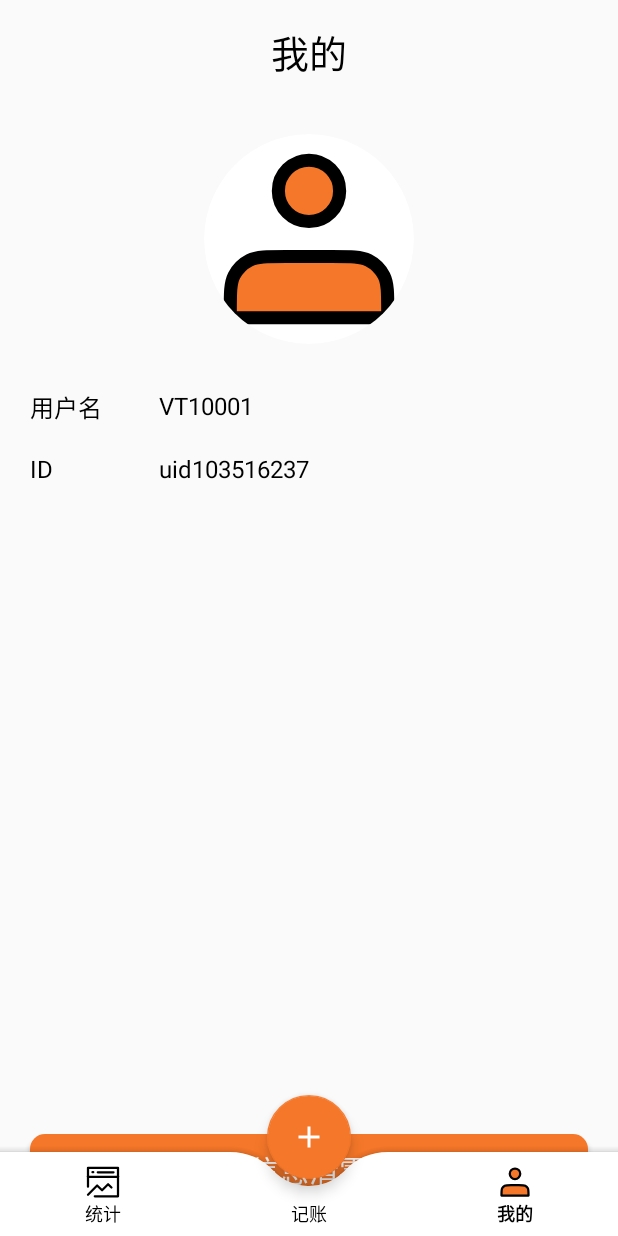
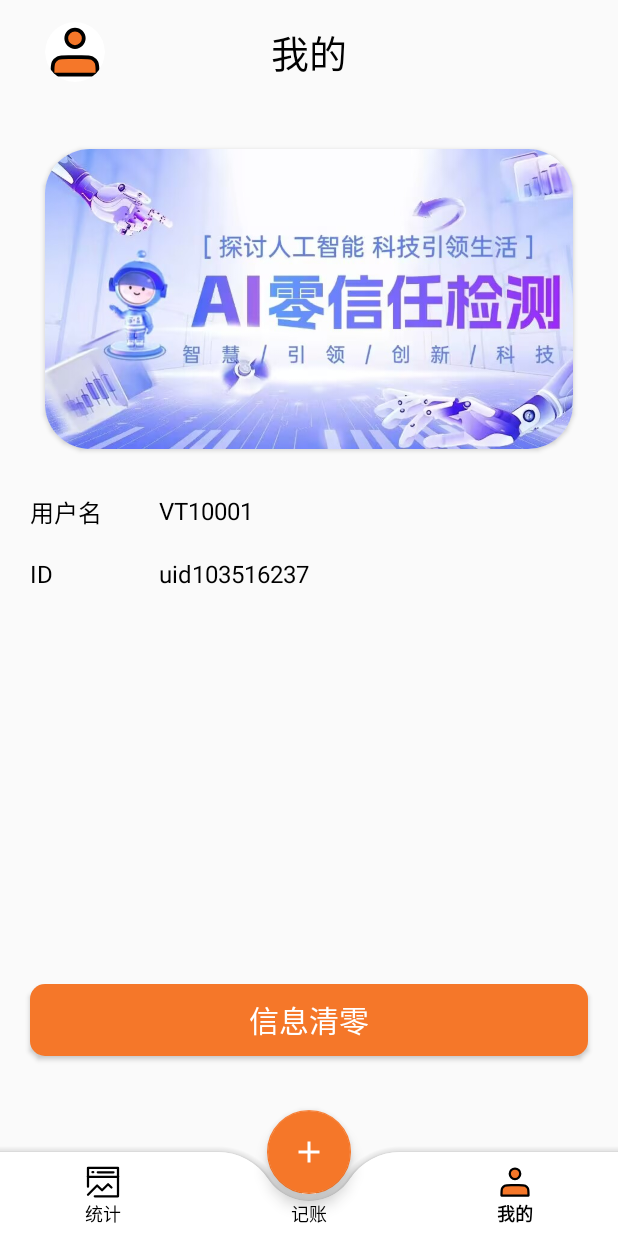
Before and after one commit to ForeverHamburger/VaulTree, an Android app: the MainActivity screen opened directly, with no data from a screen before it, item 3 of the bottom bar chosen, on a phone screen of 412 x 824 dp. Run offline under Robolectric (Android 15) with nearby library versions, the phone set to English and light mode, and no system bars; libraries missing offline, so code that uses them is left out: com.github.mikephil.charting; 81 statements that could not run were skipped.

Commit message:
修改跳转逻辑，优化主界面以及个人主页UI

```diff
--- a/app/src/main/java/com/xupt/vaultree/navigation/MainActivity.java
+++ b/app/src/main/java/com/xupt/vaultree/navigation/MainActivity.java
@@ -43,7 +43,7 @@ public class MainActivity extends AppCompatActivity {
             v.setPadding(systemBars.left, systemBars.top, systemBars.right, systemBars.bottom);
             return insets;
         });
-        getWindow().setStatusBarColor(getResources().getColor(R.color.white));
+        getWindow().setStatusBarColor(getResources().getColor(R.color.grey_bg));
 
         List<NavigationInfo> navigationInfos = new ArrayList<>();
         navigationInfos.add(new NavigationInfo("统计",new AnalyseFragment()));
@@ -56,7 +56,6 @@ public class MainActivity extends AppCompatActivity {
                 .hide(navigationInfos.get(0).getFragment())
                 .hide(navigationInfos.get(1).getFragment())
                 .commit();
-
 
         binding.bnvNavigation.setItemIconTintList(null);
         binding.bnvNavigation.setOnItemSelectedListener(new NavigationBarView.OnItemSelectedListener() {
--- a/app/src/main/res/layout/activity_main.xml
+++ b/app/src/main/res/layout/activity_main.xml
@@ -10,7 +10,9 @@
     <androidx.fragment.app.FragmentContainerView
         android:id="@+id/fcv_main"
         android:layout_width="match_parent"
-        android:layout_height="match_parent"/>
+        android:layout_height="0dp"
+        app:layout_constraintBottom_toTopOf="@+id/coordinatorLayout"
+        app:layout_constraintTop_toTopOf="parent" />
 
     <androidx.coordinatorlayout.widget.CoordinatorLayout
         android:id="@+id/coordinatorLayout"
@@ -30,7 +32,7 @@
             android:backgroundTint="@color/white"
             app:fabAlignmentMode="center"
             app:fabCradleRoundedCornerRadius="40dp"
-            app:fabCradleVerticalOffset="10dp" />
+            app:fabCradleVerticalOffset="0dp" />
 
         <com.google.android.material.bottomnavigation.BottomNavigationView
             android:id="@+id/bnv_navigation"
--- a/app/src/main/res/layout/fragment_analyse.xml
+++ b/app/src/main/res/layout/fragment_analyse.xml
@@ -15,6 +15,8 @@
             android:layout_width="match_parent"
             android:layout_height="wrap_content">
 
+
+
             <com.github.mikephil.charting.charts.LineChart
                 android:id="@+id/lineChart"
                 android:layout_width="match_parent"
@@ -29,8 +31,6 @@
                 app:layout_constraintTop_toBottomOf="@id/lineChart"
                 app:layout_constraintStart_toStartOf="parent" />
 
-
-
         </androidx.constraintlayout.widget.ConstraintLayout>
 
     </androidx.core.widget.NestedScrollView>
--- a/app/src/main/res/layout/fragment_mine.xml
+++ b/app/src/main/res/layout/fragment_mine.xml
@@ -34,14 +34,14 @@
 
     <androidx.cardview.widget.CardView
         android:id="@+id/cv_edit_head_container"
-        android:layout_width="140dp"
-        android:layout_height="140dp"
-        android:layout_marginTop="20dp"
+        android:layout_width="40dp"
+        android:layout_height="40dp"
         app:cardCornerRadius="70dp"
         app:cardElevation="0dp"
-        app:layout_constraintEnd_toEndOf="parent"
+        android:layout_marginLeft="30dp"
+        app:layout_constraintBottom_toBottomOf="@+id/ll_edit_top"
         app:layout_constraintStart_toStartOf="parent"
-        app:layout_constraintTop_toBottomOf="@+id/ll_edit_top">
+        app:layout_constraintTop_toTopOf="@+id/ll_edit_top">
 
         <ImageView
             android:id="@+id/iv_edit_user_head"
@@ -62,7 +62,7 @@
         android:layout_marginLeft="20dp"
         android:layout_marginTop="30dp"
         app:layout_constraintStart_toStartOf="parent"
-        app:layout_constraintTop_toBottomOf="@id/cv_edit_head_container" />
+        app:layout_constraintTop_toBottomOf="@id/cv_haibao" />
 
     <EditText
         android:id="@+id/et_username"
@@ -119,4 +119,22 @@
         app:layout_constraintEnd_toEndOf="parent"
         app:layout_constraintStart_toStartOf="parent" />
 
+    <androidx.cardview.widget.CardView
+        android:id="@+id/cv_haibao"
+        android:layout_width="match_parent"
+        android:layout_height="200dp"
+        app:cardCornerRadius="30dp"
+        android:layout_marginLeft="30dp"
+        android:layout_marginTop="30dp"
+        android:layout_marginRight="30dp"
+        app:layout_constraintStart_toStartOf="parent"
+        app:layout_constraintTop_toBottomOf="@id/ll_edit_top">
+
+        <ImageView
+            android:layout_width="match_parent"
+            android:layout_height="match_parent"
+            android:scaleType="centerCrop"
+            android:src="@drawable/pic_haibao"/>
+    </androidx.cardview.widget.CardView>
+
 </androidx.constraintlayout.widget.ConstraintLayout>
--- a/app/src/main/res/values/colors.xml
+++ b/app/src/main/res/values/colors.xml
@@ -2,6 +2,7 @@
 <resources>
     <color name="black">#FF000000</color>
     <color name="white">#FFFFFFFF</color>
+    <color name="grey_bg">#F9F9F9</color>
 
     <color name="or1">#F7983C</color>
     <color name="or2">#FB9F66</color>
```
Also changed, not shown: app/src/main/res/drawable/pic_haibao.jpg (added).
